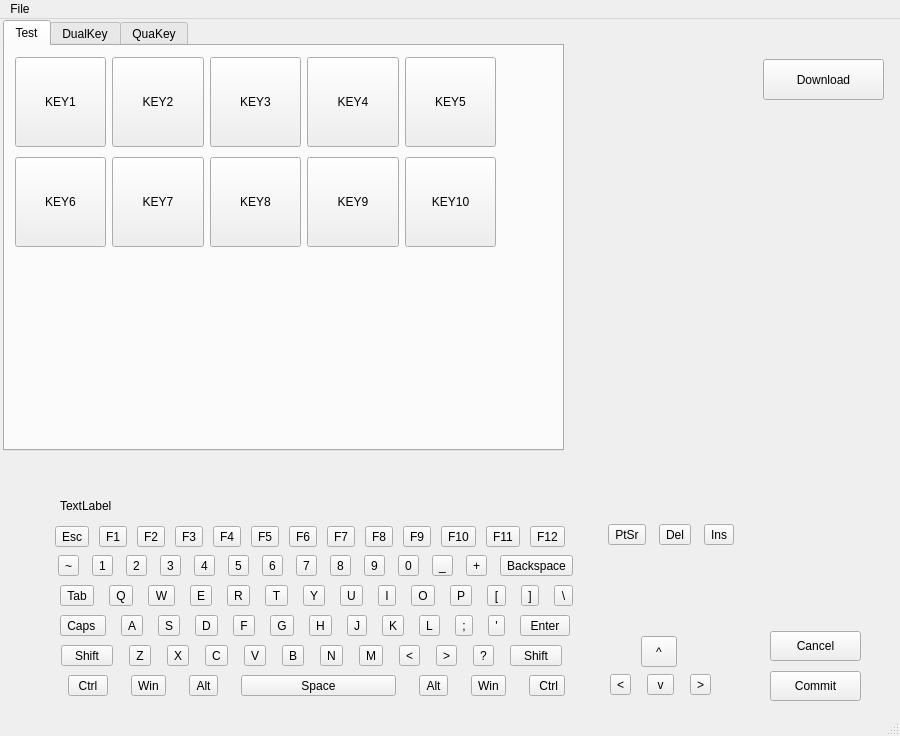
TabbycatPie/CustomKeyboard, file KeyBoardSetter/KeyboardSetter/mainwindow.ui: the form before one commit.
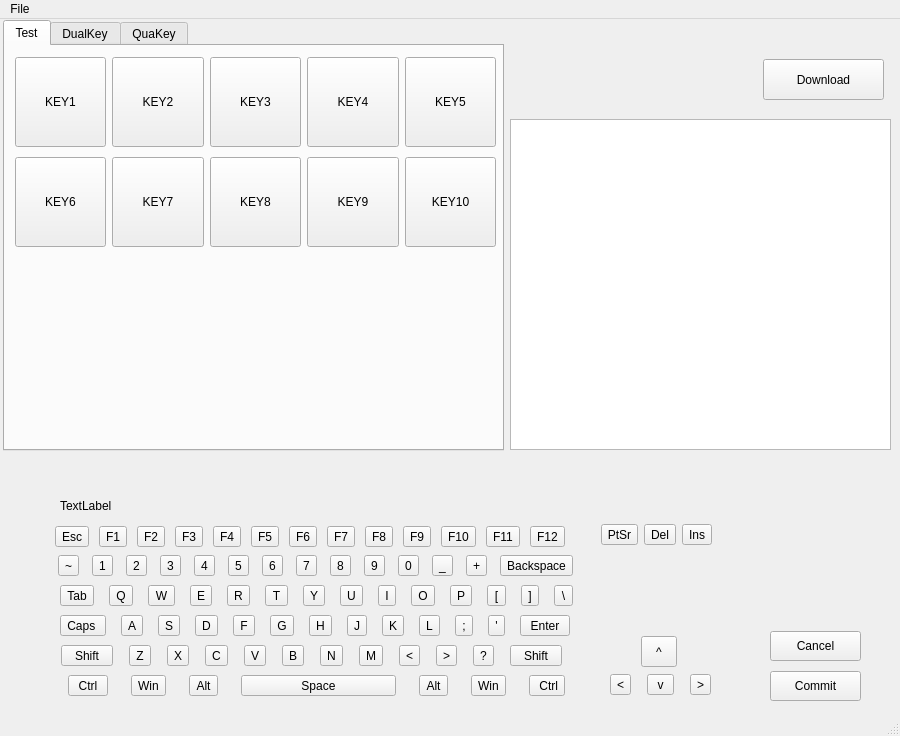
The form after the commit.

What changed in the file:
```diff
--- a/KeyBoardSetter/KeyboardSetter/mainwindow.ui
+++ b/KeyBoardSetter/KeyboardSetter/mainwindow.ui
@@ -40,7 +40,7 @@
      <rect>
       <x>3</x>
       <y>1</y>
-      <width>561</width>
+      <width>501</width>
       <height>431</height>
      </rect>
     </property>
@@ -359,6 +359,19 @@
      <string>Download</string>
     </property>
    </widget>
+   <widget class="QTreeView" name="treeView">
+    <property name="geometry">
+     <rect>
+      <x>510</x>
+      <y>100</y>
+      <width>381</width>
+      <height>331</height>
+     </rect>
+    </property>
+    <property name="animated">
+     <bool>true</bool>
+    </property>
+   </widget>
   </widget>
   <widget class="QMenuBar" name="menubar">
    <property name="geometry">
@@ -1086,7 +1099,7 @@
       <rect>
        <x>601</x>
        <y>30</y>
-       <width>142</width>
+       <width>111</width>
        <height>28</height>
       </rect>
      </property>
```
